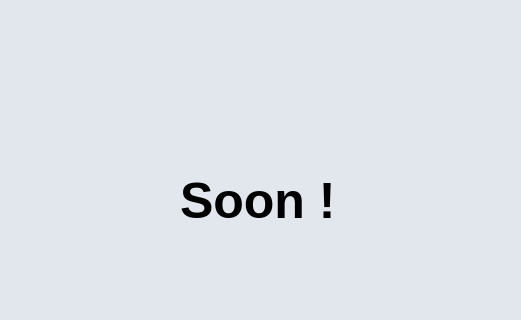
This is mainwindow.ui in ayoubchwt/Majulock as Qt 5 draws it before an edit; both pictures show x 620 to 1141 and y 215 to 535 of the 1280 by 720 pixel window. The edited form follows.
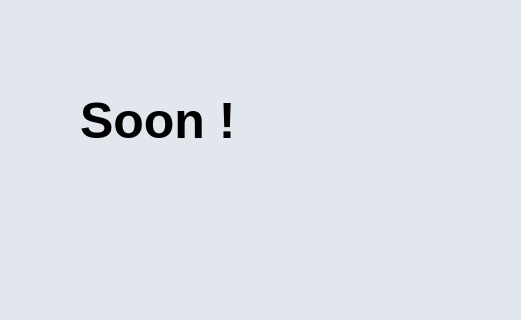
This is the edited form. The open tabs and pages were chosen to show the change. Icons and pictures are not drawn.

The edit to the form file:
```diff
--- a/mainwindow.ui
+++ b/mainwindow.ui
@@ -2554,8 +2554,8 @@
      <widget class="QLabel" name="label_3">
       <property name="geometry">
        <rect>
-        <x>590</x>
-        <y>360</y>
+        <x>490</x>
+        <y>280</y>
         <width>261</width>
         <height>111</height>
        </rect>
```
Left out of the diff: 174 changed lines with no effect on the pictures.
